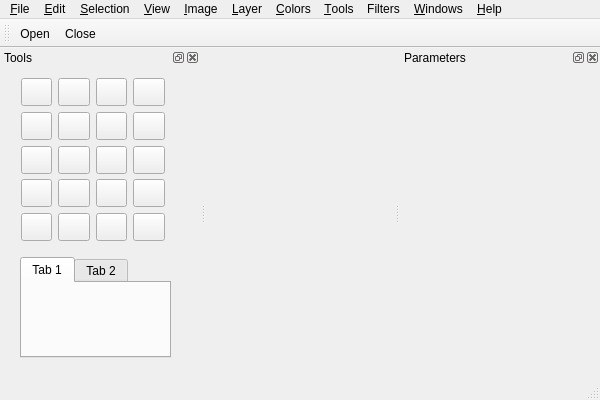
The window that applications/TexturePainter/TexturePainter.ui (billhj/Etoile2015) describes before a commit, drawn with Qt 5.
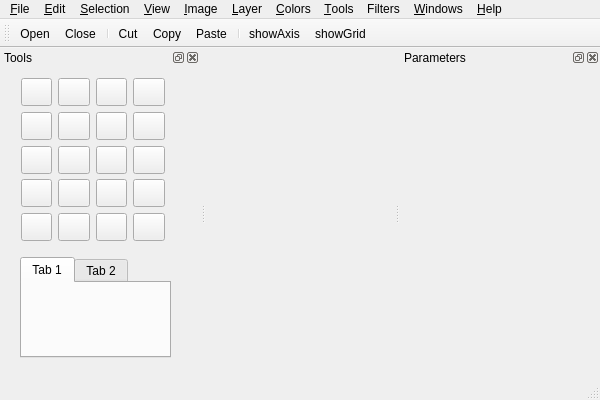
The same window after the commit. Icons and pictures are not drawn. Custom widgets are drawn as their Qt base class.

```diff
--- a/applications/TexturePainter/TexturePainter.ui
+++ b/applications/TexturePainter/TexturePainter.ui
@@ -109,10 +109,17 @@
     <enum>TopToolBarArea</enum>
    </attribute>
    <attribute name="toolBarBreak">
-    <bool>true</bool>
+    <bool>false</bool>
    </attribute>
    <addaction name="action_Open"/>
    <addaction name="action_Close"/>
+   <addaction name="separator"/>
+   <addaction name="actionCut"/>
+   <addaction name="actionCopy"/>
+   <addaction name="actionPaste"/>
+   <addaction name="separator"/>
+   <addaction name="actionShowAxis"/>
+   <addaction name="actionShowGrid"/>
   </widget>
   <widget class="QStatusBar" name="statusBar"/>
   <widget class="QDockWidget" name="ParametersDockWidget">
```
Left out of the diff: 38 changed lines with no effect on the pictures.
